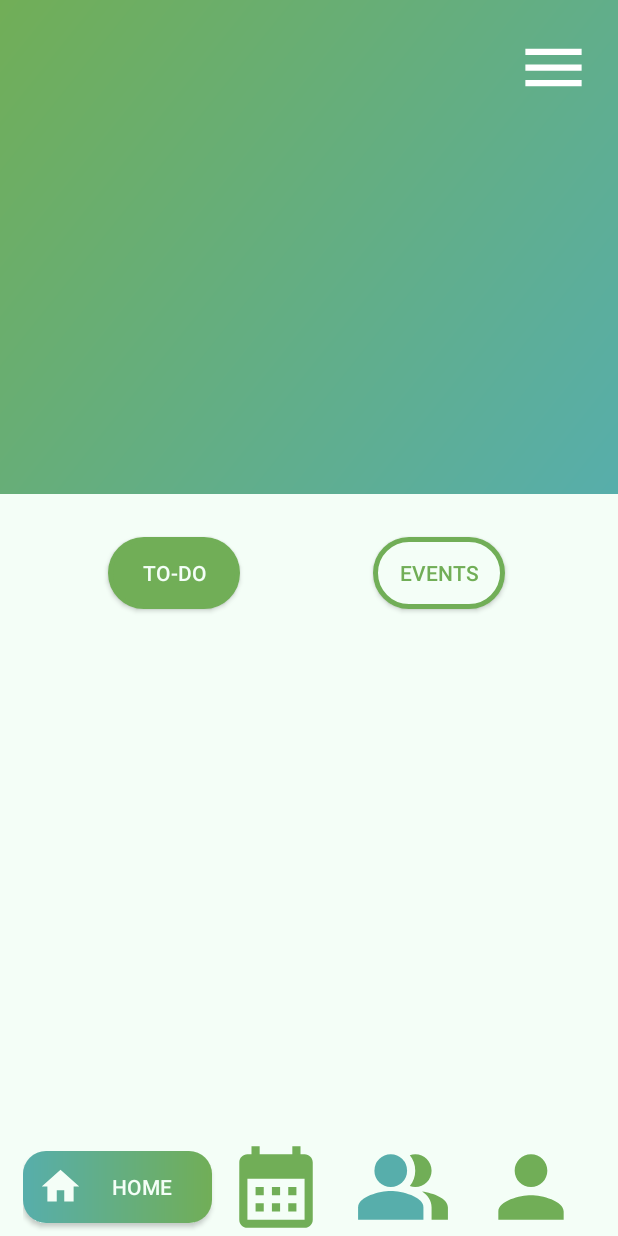
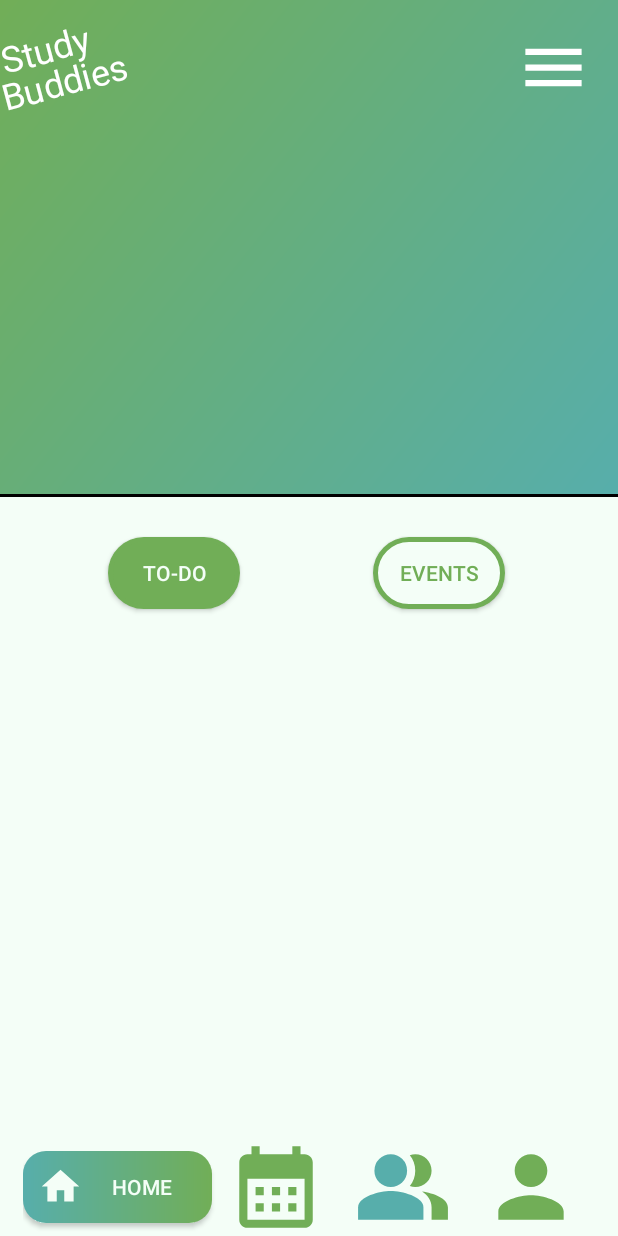
Before and after one commit to qmarkm/MOBDEVE_StudyBuddies, an Android app built with Jetpack Compose: the screen it shows after launch (MainActivity), on a phone screen of 412 x 824 dp. Run offline under Robolectric (Android 15) with nearby library versions, the phone set to English and light mode, and no system bars.

Commit message:
basic commit
just some tweaks that have nothing to do with the calendar yet since there r bugs on it

```diff
--- a/app/src/main/AndroidManifest.xml
+++ b/app/src/main/AndroidManifest.xml
@@ -13,13 +13,22 @@
         android:theme="@style/Theme.Group10MCO"
         tools:targetApi="31">
         <activity
+            android:name=".Calendar"
+            android:exported="false" />
+        <activity
+            android:name=".ui.theme.Calendar"
+            android:exported="false" />
+        <activity
+            android:name=".calendar"
+            android:exported="false" />
+        <activity
             android:name=".AccountSettings"
             android:exported="false"
             android:theme="@style/Theme.AppCompat" />
         <activity
             android:name=".RegisterPage"
             android:exported="false"
-        android:theme="@style/Theme.AppCompat" />
+            android:theme="@style/Theme.AppCompat" />
         <activity
             android:name=".LoginPage"
             android:exported="false"
@@ -43,7 +52,7 @@
             android:name=".SPDetailed"
             android:exported="false"
             android:theme="@style/Theme.AppCompat"
-            android:windowSoftInputMode="adjustPan"/>
+            android:windowSoftInputMode="adjustPan" />
         <activity
             android:name=".MainStudyPacts"
             android:exported="false"
--- a/app/src/main/java/com/mobdeve/s12/group10/mco/MainActivity.kt
+++ b/app/src/main/java/com/mobdeve/s12/group10/mco/MainActivity.kt
@@ -26,6 +26,11 @@ class MainActivity : ComponentActivity() {
 
         viewBinding = ActivityMainBinding.inflate(layoutInflater)
         setContentView(viewBinding.root)
+
+        viewBinding.btnCalendar.setOnClickListener {
+            val intent = Intent(this, Calendar::class.java)
+            this.startActivity(intent)
+        }
 
         viewBinding.btnStudyPact.setOnClickListener {
             val intent = Intent(this, MainStudyPacts::class.java)
--- a/app/src/main/res/layout/activity_main.xml
+++ b/app/src/main/res/layout/activity_main.xml
@@ -87,6 +87,36 @@
                 android:layout_height="78dp"
                 android:layout_gravity="right">
 
+                <TextView
+                    android:id="@+id/txtStudy"
+                    android:layout_width="wrap_content"
+                    android:layout_height="wrap_content"
+                    android:gravity="center"
+                    android:rotation="-15"
+                    android:text="Study"
+                    android:textColor="#FFFFFF"
+                    android:textSize="24sp"
+                    app:layout_constraintBottom_toBottomOf="parent"
+                    app:layout_constraintTop_toTopOf="parent"
+                    app:layout_constraintVertical_bias="0.347"
+                    tools:ignore="MissingConstraints"
+                    tools:layout_editor_absoluteX="6dp" />
+
+                <TextView
+                    android:id="@+id/txtBuddies"
+                    android:layout_width="wrap_content"
+                    android:layout_height="wrap_content"
+                    android:gravity="center"
+                    android:rotation="-15"
+                    android:text="Buddies"
+                    android:textColor="#FFFFFF"
+                    android:textSize="24sp"
+                    app:layout_constraintBottom_toBottomOf="parent"
+                    app:layout_constraintTop_toTopOf="parent"
+                    app:layout_constraintVertical_bias="0.826"
+                    tools:ignore="MissingConstraints"
+                    tools:layout_editor_absoluteX="28dp" />
+
                 <ImageButton
                     android:id="@+id/btnHamburger"
                     android:layout_width="wrap_content"
@@ -99,8 +129,19 @@
                     app:layout_constraintEnd_toEndOf="parent"
                     app:layout_constraintStart_toStartOf="parent"
                     app:layout_constraintTop_toTopOf="parent" />
+
+
             </androidx.constraintlayout.widget.ConstraintLayout>
+
         </LinearLayout>
+
+        <View
+            android:layout_width="0dp"
+            android:layout_height="2dp"
+            android:background="#000000"
+            app:layout_constraintTop_toBottomOf="@id/linearLayout"
+            app:layout_constraintStart_toStartOf="@id/linearLayout"
+            app:layout_constraintEnd_toEndOf="@id/linearLayout" />
 
         <Button
             android:id="@+id/btnToggleTask"
```
